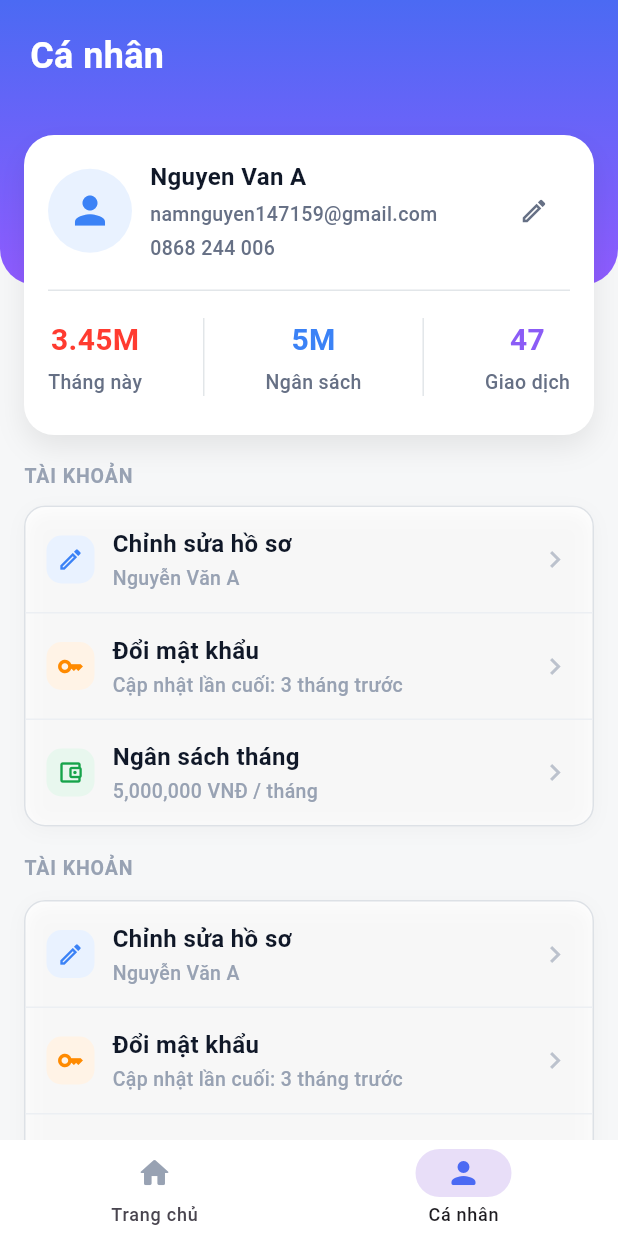
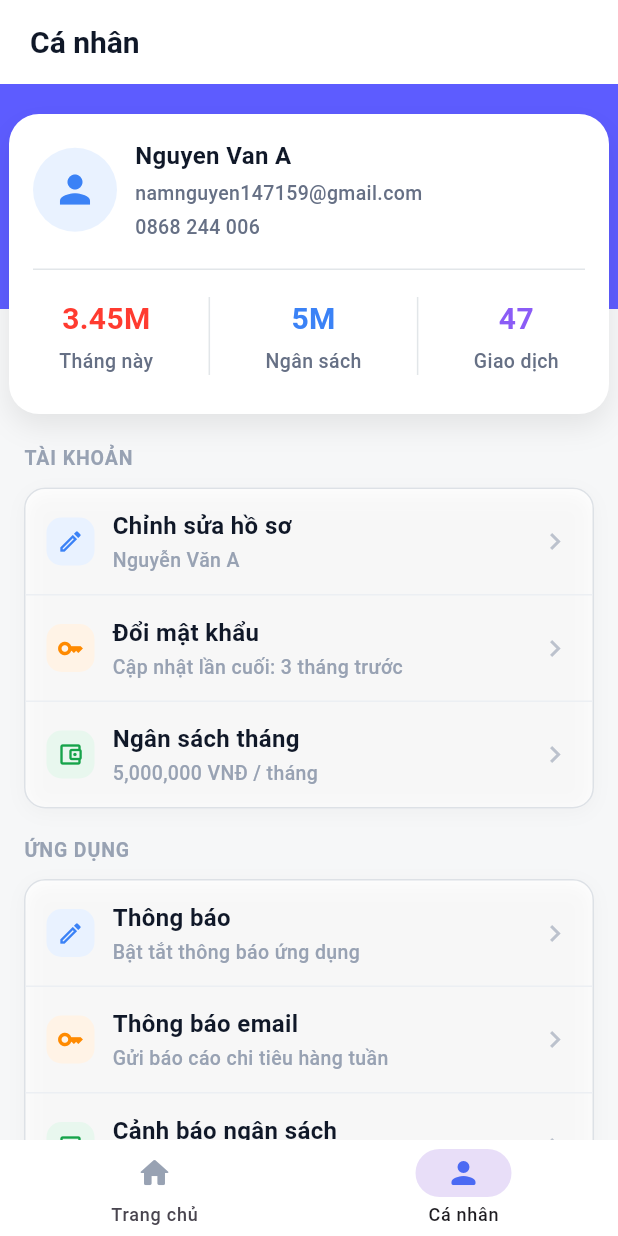
Before and after one commit to Nam147159/AIEX-AIExpenseApp, a Flutter app: the ProfileScreen screen opened by its route, after a tap on "Chỉnh sửa hồ sơ", on a phone screen of 412 x 824 dp. Run offline on Flutter 3.47's test engine with Material 3 defaults, Android fonts, the phone set to English and light mode, and no system bars; our stand-ins replace flutter_dotenv, flutter_riverpod, freezed_annotation, go_router, google_generative_ai.

Commit message:
feat: Refactor HomeScreen and ProfileScreen layouts for improved UI and performance

```diff
--- a/lib/ui/HomeScreen/screen/home_screen.dart
+++ b/lib/ui/HomeScreen/screen/home_screen.dart
@@ -84,8 +84,23 @@ class _HomeScreenState extends ConsumerState<HomeScreen> {
               child: Column(
                 children: [
                   _buildExpenseInput(),
-                  Padding(
-                    padding: const EdgeInsets.symmetric(horizontal: 10, vertical: 15),
+
+                  const SizedBox(height: 15),
+
+                  Expanded(
+                    child: Container(
+                      decoration: const BoxDecoration(
+                        color: Color(0xFFF6F7F8),
+                        borderRadius: BorderRadius.vertical(top: Radius.circular(32)),
+                      ),
+                      child: ScrollConfiguration(
+                        behavior: const NoStretchScrollBehavior(),
+                        child: CustomScrollView(
+                          physics: const ClampingScrollPhysics(),
+                          slivers: [
+                            SliverToBoxAdapter(
+                              child: Padding(
+                                padding: const EdgeInsets.symmetric(horizontal: 10),
                                 child: Align(
                                   alignment: Alignment.centerLeft,
                                   child: Text(
@@ -99,14 +114,12 @@ class _HomeScreenState extends ConsumerState<HomeScreen> {
                                   ),
                                 ),
                               ),
-                  Expanded(
-                    child: Container(
-                      decoration: const BoxDecoration(
-                        color: Color(0xFFF6F7F8),
-                        borderRadius: BorderRadius.vertical(top: Radius.circular(32)),
                             ),
-                      child: expensesForDisplay.isEmpty
-                          ? Center(
+                            const SliverToBoxAdapter(child: SizedBox(height: 10)),
+                            if (expensesForDisplay.isEmpty)
+                              SliverFillRemaining(
+                                hasScrollBody: false,
+                                child: Center(
                                   child: Text(
                                     'Chưa có chi tiêu nào',
                                     style: theme.textTheme.bodyMedium?.copyWith(
@@ -114,16 +127,30 @@ class _HomeScreenState extends ConsumerState<HomeScreen> {
                                       fontWeight: FontWeight.w500,
                                     ),
                                   ),
+                                ),
                               )
-                            : ScrollConfiguration(
-                              behavior: const NoStretchScrollBehavior(),
-                              child: ListView.separated(
-                                physics: const ClampingScrollPhysics(),
+                            else
+                              SliverPadding(
                                 padding: const EdgeInsets.fromLTRB(10, 0, 10, 12),
-                                itemCount: expensesForDisplay.length,
-                                separatorBuilder: (_, _) => const SizedBox(height: 10),
-                                itemBuilder: (context, index) =>
-                                  _buildExpenseCard(theme, expensesForDisplay[index], viewModel),
+                                sliver: SliverList(
+                                  delegate: SliverChildBuilderDelegate(
+                                    (context, index) {
+                                      return Padding(
+                                        padding: EdgeInsets.only(
+                                          bottom: index == expensesForDisplay.length - 1 ? 0 : 10,
+                                        ),
+                                        child: _buildExpenseCard(
+                                          theme,
+                                          expensesForDisplay[index],
+                                          viewModel,
+                                        ),
+                                      );
+                                    },
+                                    childCount: expensesForDisplay.length,
+                                  ),
+                                ),
+                              ),
+                          ],
                         ),
                       ),
                     ),
--- a/lib/ui/ProfileScreen/screen/profile_screen.dart
+++ b/lib/ui/ProfileScreen/screen/profile_screen.dart
@@ -7,52 +7,60 @@ class ProfileScreen extends StatelessWidget {
 
   @override
   Widget build(BuildContext context) {
-    final topPadding = MediaQuery.of(context).padding.top;
-    final headerHeight = topPadding + 190;
+    const headerHeight = 150.0;
     const profileCardHeight = 200.0;
-    const profileCardOverlap = 100.0;
-    final headerSectionHeight = headerHeight - profileCardOverlap + profileCardHeight;
+    const profileCardOverlap = 60.0;
+    final headerSectionHeight = headerHeight - profileCardOverlap + profileCardHeight - 50;
 
     return Scaffold(
       backgroundColor: const Color(0xFFF6F7F8),
-      body: Column(
-        children: [
-          SizedBox(
+      body: ScrollConfiguration(
+        behavior: const NoStretchScrollBehavior(),
+        child: CustomScrollView(
+          physics: const ClampingScrollPhysics(),
+          slivers: [
+            SliverAppBar(
+              pinned: true,
+              automaticallyImplyLeading: false,
+              toolbarHeight: kToolbarHeight,
+              elevation: 0,
+              scrolledUnderElevation: 0,
+              surfaceTintColor: Colors.transparent,
+              backgroundColor: Colors.white,
+              titleSpacing: 20,
+              title: const Text(
+                'Cá nhân',
+                style: TextStyle(
+                  color: Color(0xFF101828),
+                  fontSize: 20,
+                  fontWeight: FontWeight.w700,
+                ),
+              ),
+            ),
+            SliverToBoxAdapter(
+              child: SizedBox(
                 height: headerSectionHeight,
                 child: Stack(
                   children: [
-                _buildProfileHeader(context, headerHeight),
-                Positioned(
-                  left: 16,
-                  right: 16,
-                  top: headerHeight - profileCardOverlap,
-                  child: SizedBox(
-                    height: profileCardHeight,
-                    child: _buildProfileInfoCard(),
-                  ),
-                ),
+                    _buildProfileHeader(height: headerHeight),
+                    _buildProfileInfoCard(),
                   ],
                 ),
               ),
-          Expanded(
-            child: ScrollConfiguration(
-              behavior: const NoStretchScrollBehavior(),
-              child: SingleChildScrollView(
-                physics: const ClampingScrollPhysics(),
-                padding: const EdgeInsets.fromLTRB(16, 0, 16, 16),
+            ),
+            SliverPadding(
+              padding: const EdgeInsets.fromLTRB(16, 0, 16, 10),
+              sliver: SliverToBoxAdapter(
                 child: Column(
                   crossAxisAlignment: CrossAxisAlignment.start,
                   children: [
-                    Container(
-                      padding: const EdgeInsets.only(top: 18),
-                      child: const Text(
+                    const Text(
                       'TÀI KHOẢN',
                       style: TextStyle(
                         fontSize: 13,
                         fontWeight: FontWeight.w700,
                         letterSpacing: 0.6,
                         color: Color(0xFF98A2B3),
-                        ),
                       ),
                     ),
 
@@ -89,10 +97,10 @@ class ProfileScreen extends StatelessWidget {
                       ],
                     ),
 
-                    Container(
-                      padding: const EdgeInsets.only(top: 18),
-                      child: const Text(
-                        'TÀI KHOẢN',
+                    const SizedBox(height: 18),
+
+                    const Text(
+                      'ỨNG DỤNG',
                       style: TextStyle(
                         fontSize: 13,
                         fontWeight: FontWeight.w700,
@@ -100,9 +108,8 @@ class ProfileScreen extends StatelessWidget {
                         color: Color(0xFF98A2B3),
                       ),
                     ),
-                    ),
 
-                    const SizedBox(height: 12),
+                    const SizedBox(height: 10),
 
                     _buildAccountOptionsCard(
                       [
@@ -110,8 +117,8 @@ class ProfileScreen extends StatelessWidget {
                           icon: Icons.edit_outlined,
                           iconColor: const Color(0xFF3B82F6),
                           iconBackground: const Color(0xFFE9F2FF),
-                          title: 'Chỉnh sửa hồ sơ',
-                          subtitle: 'Nguyễn Văn A',
+                          title: 'Thông báo',
+                          subtitle: 'Bật tắt thông báo ứng dụng',
                           onTap: () {},
                         ),
                         const Divider(height: 1, thickness: 1, color: Color(0xFFECEFF3)),
@@ -119,8 +126,8 @@ class ProfileScreen extends StatelessWidget {
                           icon: Icons.key_outlined,
                           iconColor: const Color(0xFFFF8A00),
                           iconBackground: const Color(0xFFFFF3E6),
-                          title: 'Đổi mật khẩu',
-                          subtitle: 'Cập nhật lần cuối: 3 tháng trước',
+                          title: 'Thông báo email',
+                          subtitle: 'Gửi báo cáo chi tiêu hàng tuần',
                           onTap: () {},
                         ),
                         const Divider(height: 1, thickness: 1, color: Color(0xFFECEFF3)),
@@ -128,14 +135,26 @@ class ProfileScreen extends StatelessWidget {
                           icon: Icons.account_balance_wallet_outlined,
                           iconColor: const Color(0xFF16A34A),
                           iconBackground: const Color(0xFFE8F7EE),
-                          title: 'Ngân sách tháng',
-                          subtitle: '5,000,000 VNĐ / tháng',
+                          title: 'Cảnh báo ngân sách',
+                          subtitle: 'Khi chi tiêu vượt 80% ngân sách',
                           onTap: () {},
                         ),
                       ],
                     ),
 
-                    const SizedBox(height: 24),
+                    const SizedBox(height: 18),
+
+                    const Text(
+                      'BẢO MẬT',
+                      style: TextStyle(
+                        fontSize: 13,
+                        fontWeight: FontWeight.w700,
+                        letterSpacing: 0.6,
+                        color: Color(0xFF98A2B3),
+                      ),
+                    ),
+
+                    const SizedBox(height: 10),
 
                     _buildAccountOptionsCard(
                       [
@@ -143,17 +162,8 @@ class ProfileScreen extends StatelessWidget {
                           icon: Icons.edit_outlined,
                           iconColor: const Color(0xFF3B82F6),
                           iconBackground: const Color(0xFFE9F2FF),
-                          title: 'Chỉnh sửa hồ sơ',
-                          subtitle: 'Nguyễn Văn A',
-                          onTap: () {},
-                        ),
-                        const Divider(height: 1, thickness: 1, color: Color(0xFFECEFF3)),
-                        _buildProfileOptionItem(
-                          icon: Icons.key_outlined,
-                          iconColor: const Color(0xFFFF8A00),
-                          iconBackground: const Color(0xFFFFF3E6),
-                          title: 'Đổi mật khẩu',
-                          subtitle: 'Cập nhật lần cuối: 3 tháng trước',
+                          title: 'Face ID / Touch ID',
+                          subtitle: 'Đăng nhập nhanh bằng sinh trắc học',
                           onTap: () {},
                         ),
                         const Divider(height: 1, thickness: 1, color: Color(0xFFECEFF3)),
@@ -161,8 +171,23 @@ class ProfileScreen extends StatelessWidget {
                           icon: Icons.account_balance_wallet_outlined,
                           iconColor: const Color(0xFF16A34A),
                           iconBackground: const Color(0xFFE8F7EE),
-                          title: 'Ngân sách tháng',
-                          subtitle: '5,000,000 VNĐ / tháng',
+                          title: 'Mã PIN',
+                          subtitle: 'Thiết lập mã PIN để bảo vệ tài khoản',
+                          onTap: () {},
+                        ),
+                      ],
+                    ),
+
+                    const SizedBox(height: 28),
+
+                    _buildAccountOptionsCard(
+                      [
+                        _buildProfileOptionItem(
+                          icon: Icons.edit_outlined,
+                          iconColor: const Color(0xFF3B82F6),
+                          iconBackground: const Color(0xFFE9F2FF),
+                          title: 'Đăng xuất',
+                          subtitle: 'Đăng xuất khỏi tài khoản',
                           onTap: () {},
                         ),
                       ],
@@ -170,47 +195,37 @@ class ProfileScreen extends StatelessWidget {
                   ],
                 ),
               ),
-            )
             ),
           ],
+        ),
       ),
     );
   }
 
-  Widget _buildProfileHeader(BuildContext context, double height) {
+  Widget _buildProfileHeader({required double height}) {
     final gradientColors = [AppColors.gradientColorStart, AppColors.gradientColorEnd];
 
     return ClipRRect(
-      borderRadius: const BorderRadius.only(
-        bottomLeft: Radius.circular(24),
-        bottomRight: Radius.circular(24),
-      ),
       child: Container(
         height: height,
         width: double.infinity,
-        padding: EdgeInsets.fromLTRB(20, MediaQuery.of(context).padding.top + 20, 20, 32),
         decoration: BoxDecoration(
-          gradient: LinearGradient(
-            colors: gradientColors,
-            begin: Alignment.topCenter,
-            end: Alignment.bottomCenter,
-          ),
-        ),
-        alignment: Alignment.topLeft,
-        child: const Text(
-          'Cá nhân',
-          style: TextStyle(
-            color: Colors.white,
-            fontSize: 24,
-            fontWeight: FontWeight.bold,
-          ),
+          color: AppColors.primaryColor,
+          // gradient: LinearGradient(
+          //   colors: gradientColors,
+          //   begin: Alignment.topCenter,
+          //   end: Alignment.bottomCenter,
+          // ),
         ),
       ),
     );
   }
 
   Widget _buildProfileInfoCard() {
-    return Container(
+    return Center(
+      child: Container(
+        width: 400,
+        height: 200,
         padding: const EdgeInsets.all(16),
         decoration: BoxDecoration(
           color: Colors.white,
@@ -270,22 +285,18 @@ class ProfileScreen extends StatelessWidget {
                     ],
                   ),
                 ),
-              IconButton(
-                icon: Icon(Icons.edit_outlined),
-                color: Color(0xFF667085),
-                iconSize: 20,
-                onPressed: () {
-
-                },
-              ),
               ],
             ),
+
             const SizedBox(height: 16),
+
             const Divider(height: 5, color: AppColors.dividerColor),
+
             const SizedBox(height: 16),
+
             IntrinsicHeight(
               child: Row(
-              mainAxisAlignment: MainAxisAlignment.spaceBetween,
+                mainAxisAlignment: MainAxisAlignment.spaceAround,
                 children: [
                   _buildStatisticItem(
                     value: '3.45M',
@@ -309,6 +320,7 @@ class ProfileScreen extends StatelessWidget {
             ),
           ],
         ),
+      )
     );
   }
 
--- a/lib/ui/core/themes/app_colors.dart
+++ b/lib/ui/core/themes/app_colors.dart
@@ -3,6 +3,7 @@ import 'package:flutter/material.dart';
 abstract final class AppColors {
   static const gradientColorStart = Color(0xFF4B6AF3);
   static const gradientColorEnd = Color(0xFF8F5BFF);
+  static const primaryColor = Color(0xFF5D5CFF);
   static const labelColor = Color(0xFF344054);
   static const hintColor = Color.fromARGB(255, 192, 192, 192);
   static const inputBorderColorUnfocused = Color(0xFFD9E2EC);
```
Lines whose indentation alone changed are shown as unchanged.
